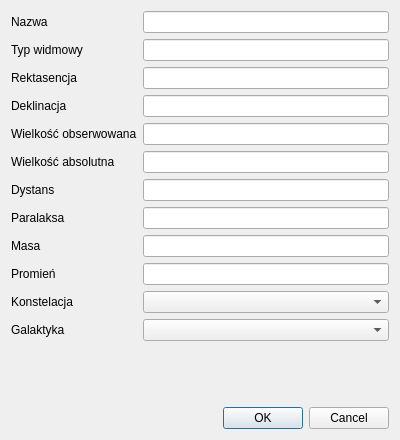
The window that application/gui/form-star.ui (Ztrk/database-project) describes before a commit, drawn with Qt 5.
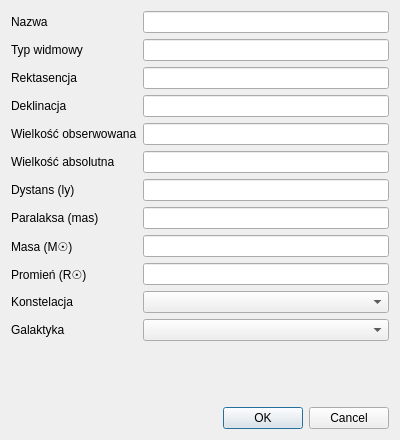
The same window after the commit.

Commit message: Add units to table headers and form labels

```diff
--- a/application/gui/form-star.ui
+++ b/application/gui/form-star.ui
@@ -79,7 +79,7 @@
      <item row="6" column="0">
       <widget class="QLabel" name="dystansLabel">
        <property name="text">
-        <string>Dystans</string>
+        <string>Dystans (ly)</string>
        </property>
       </widget>
      </item>
@@ -89,7 +89,7 @@
      <item row="7" column="0">
       <widget class="QLabel" name="paralaksaLabel">
        <property name="text">
-        <string>Paralaksa</string>
+        <string>Paralaksa (mas)</string>
        </property>
       </widget>
      </item>
@@ -99,7 +99,7 @@
      <item row="8" column="0">
       <widget class="QLabel" name="masaLabel">
        <property name="text">
-        <string>Masa</string>
+        <string>Masa (M☉)</string>
        </property>
       </widget>
      </item>
@@ -109,7 +109,7 @@
      <item row="9" column="0">
       <widget class="QLabel" name="promieLabel">
        <property name="text">
-        <string>Promień</string>
+        <string>Promień (R☉)</string>
        </property>
       </widget>
      </item>
```
The commit also changes 6 other files.
